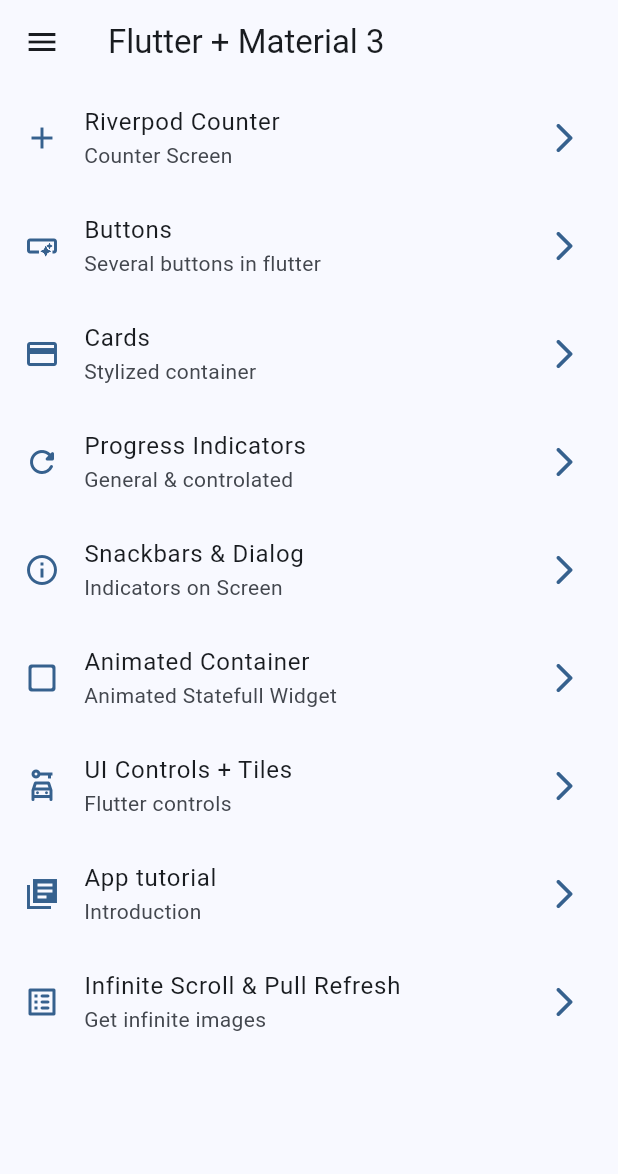
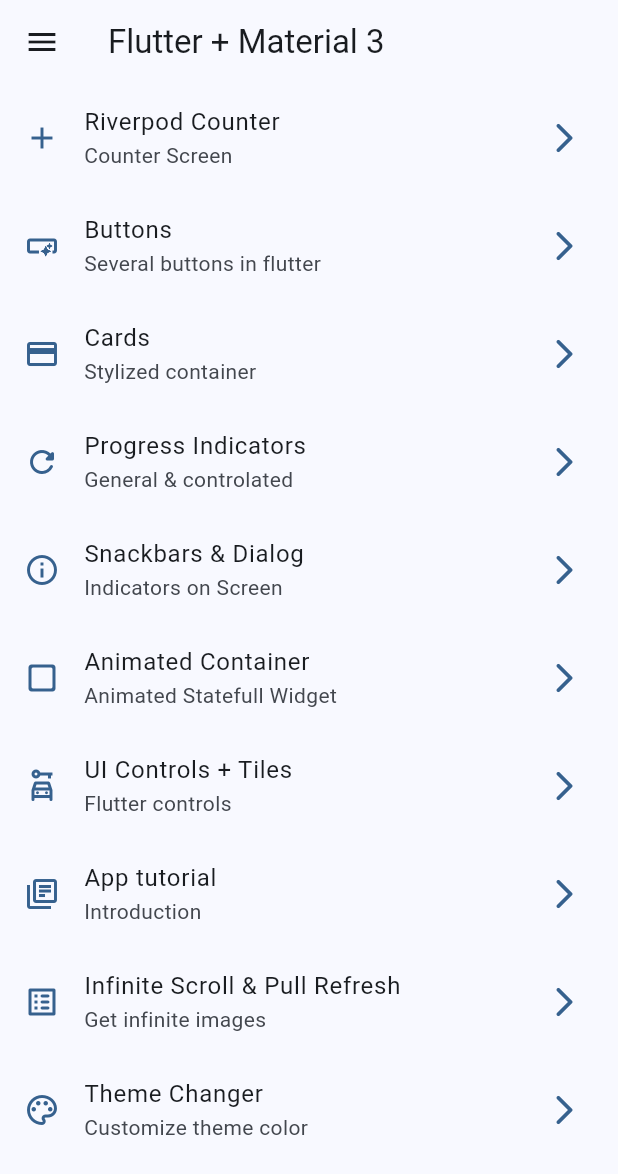
Before and after one commit to AlexMartin998/basic-flutter-widgets-review, a Flutter app: the screen it shows after launch, on a phone screen of 412 x 824 dp. Shown: the top 1174 px of the screen. Run offline on Flutter 3.47's test engine with Material 2 defaults, Android fonts, the phone set to English and light mode, and no system bars; our stand-ins replace animate_do, flutter_riverpod, go_router.

Commit message:
[ADD]: change darkmode + theme color with riverpod (without state notifier)

```diff
--- a/lib/config/menu/menu_items.dart
+++ b/lib/config/menu/menu_items.dart
@@ -68,7 +68,7 @@ const appMenuItems = <MenuItem>[
     title: 'App tutorial',
     subtitle: 'Introduction',
     link: '/tutorial',
-    icon: Icons.library_books_sharp
+    icon: Icons.library_books_outlined
   ),
 
   MenuItem(
@@ -77,4 +77,11 @@ const appMenuItems = <MenuItem>[
     link: '/infinite',
     icon: Icons.list_alt_rounded
   ),
+
+  MenuItem(
+    title: 'Theme Changer',
+    subtitle: 'Customize theme color',
+    link: '/theme-changer',
+    icon: Icons.color_lens_outlined
+  ),
 ];
--- a/lib/config/router/app_router.dart
+++ b/lib/config/router/app_router.dart
@@ -1,5 +1,6 @@
 import 'package:go_router/go_router.dart';
 import 'package:widget_app/presentation/screens/screens.dart';
+import 'package:widget_app/presentation/screens/theme_changer/theme_changer_screen.dart';
 
 
 // GoRouter configuration: path works also on web
@@ -66,5 +67,11 @@ final appRouter = GoRouter(
       name: CounterScreen.name,
       builder: (context, state) => const CounterScreen(),
     ),
+
+    GoRoute(
+      path: '/theme-changer',
+      name: ThemeChangerScreen.name,
+      builder: (context, state) => const ThemeChangerScreen(),
+    ),
   ],
 );
--- a/lib/config/theme/app_theme.dart
+++ b/lib/config/theme/app_theme.dart
@@ -1,6 +1,6 @@
 import 'package:flutter/material.dart';
 
-const List<Color> _colorList = [
+const List<Color> colorList = [
   Colors.blue,
   Colors.teal,
   Colors.green,
@@ -14,15 +14,19 @@ const List<Color> _colorList = [
 
 class AppTheme {
   final int selectedColor;
+  final bool isDarkMode;
 
   AppTheme({
     this.selectedColor = 0,
-  }) : assert(selectedColor <= _colorList.length - 1 && selectedColor >= 0, 'Invalid index color');
+    this.isDarkMode = false
+  }) : assert(selectedColor <= colorList.length - 1 && selectedColor >= 0, 'Invalid index color');
 
 
   ThemeData getTheme() => ThemeData(
     useMaterial3: true,
-    colorSchemeSeed: _colorList[selectedColor],
+    brightness: isDarkMode ? Brightness.dark : Brightness.light,  // dark mode
+
+    colorSchemeSeed: colorList[selectedColor],
     appBarTheme: const AppBarTheme(  // config de todos los appbars
       centerTitle: false
     )
--- a/lib/main.dart
+++ b/lib/main.dart
@@ -2,6 +2,7 @@ import 'package:flutter/material.dart';
 import 'package:flutter_riverpod/flutter_riverpod.dart';
 import 'package:widget_app/config/router/app_router.dart';
 import 'package:widget_app/config/theme/app_theme.dart';
+import 'package:widget_app/presentation/providers/theme_provider.dart';
 
 void main() {
   runApp(
@@ -13,22 +14,25 @@ void main() {
 }
 
 
-class MainApp extends StatelessWidget {
+class MainApp extends ConsumerWidget {
   const MainApp({super.key});
 
+
   @override
-  Widget build(BuildContext context) {
+  Widget build(BuildContext context, WidgetRef ref) {
+    // Riverpod
+    final bool isDarkmode = ref.watch(isDarkmodePovider);
+    final int selectedColor = ref.watch(selectedColorProvider);
+
 
     // // routing with   `go_router`:   .router()
     return MaterialApp.router(
       routerConfig: appRouter, // nuestro router
 
-      darkTheme: ThemeData(),
-
       title: 'Flutter Widgets',
       debugShowCheckedModeBanner: false,
-      theme: AppTheme(selectedColor: 0).getTheme(),
 
+      theme: AppTheme(selectedColor: selectedColor, isDarkMode: isDarkmode).getTheme(),
 
       /* // // routes: Using NAMED routes. No permite pasar Args
       routes: {
--- a/lib/presentation/providers/theme_provider.dart
+++ b/lib/presentation/providers/theme_provider.dart
@@ -1,3 +1,12 @@
 import 'package:flutter_riverpod/flutter_riverpod.dart';
+import 'package:widget_app/config/theme/app_theme.dart';
+
 
 final isDarkmodePovider = StateProvider<bool>((ref) => false);
+
+final selectedColorProvider = StateProvider((ref) => 0);
+
+
+
+// // inmutable: Provider - es INMUTABLE
+final colorListProvider = Provider((ref) => colorList);
```
Also changed, not shown: lib/presentation/screens/theme_changer/theme_changer_screen.dart (added, +73 -0 lines).
